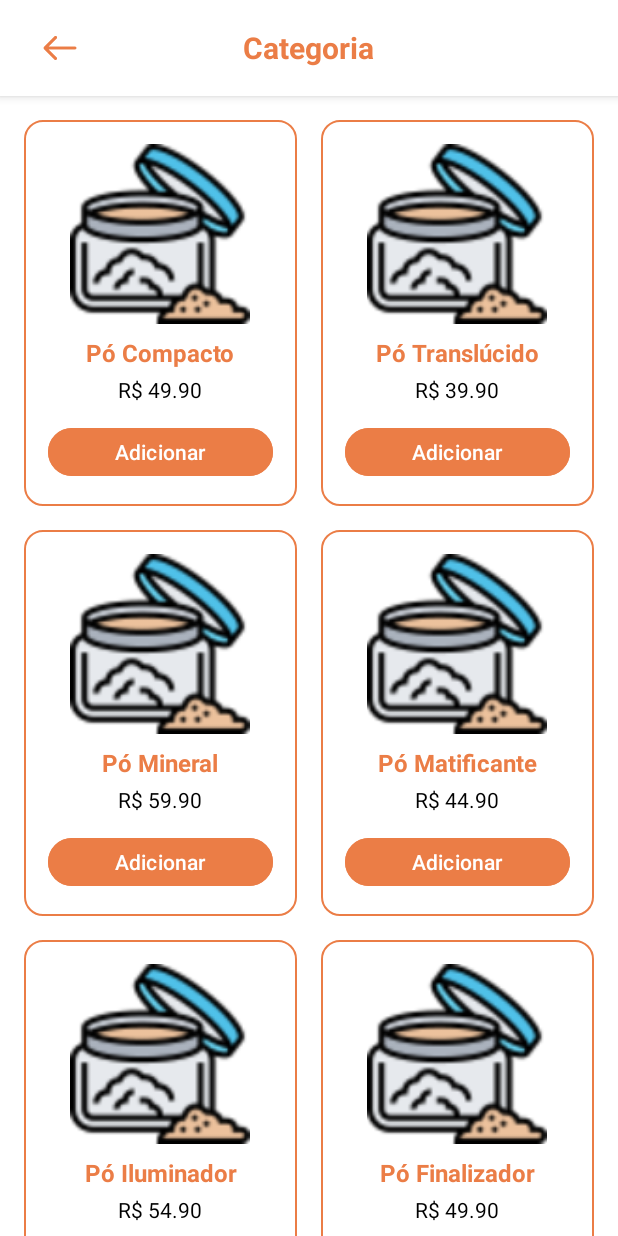
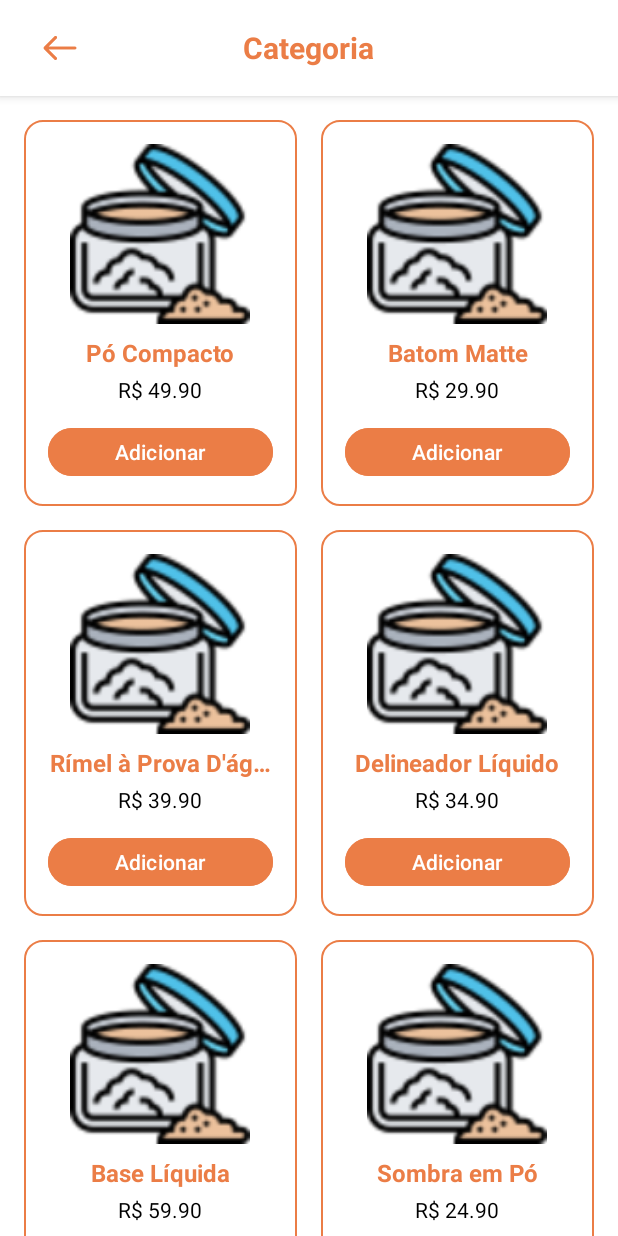
Before and after one commit to HianySilva/GlowUp-Mobile, an Android app: the CategoryActivity screen opened directly, with no data from a screen before it, on a phone screen of 412 x 824 dp. Run offline under Robolectric (Android 15) with nearby library versions, the phone set to English and light mode, and no system bars.

Commit message:
Atualização do Category Activity

```diff
--- a/app/build.gradle.kts
+++ b/app/build.gradle.kts
@@ -47,6 +47,8 @@ dependencies {
     implementation(libs.androidx.activity)
     implementation(libs.androidx.constraintlayout)
     implementation(libs.androidx.recyclerview)
+    implementation ("androidx.appcompat:appcompat:1.6.1")
+    implementation ("androidx.recyclerview:recyclerview:1.3.0")
     testImplementation(libs.junit)
     androidTestImplementation(libs.androidx.junit)
     androidTestImplementation(libs.androidx.espresso.core)
--- a/app/src/main/java/com/example/glowup/CategoryActivity.kt
+++ b/app/src/main/java/com/example/glowup/CategoryActivity.kt
@@ -15,32 +15,29 @@ class CategoryActivity : AppCompatActivity() {
         binding = ActivityCategoryBinding.inflate(layoutInflater)
         setContentView(binding.root)
 
-        // Obter o nome da categoria da intent
         val categoryName = intent.getStringExtra("CATEGORY_NAME") ?: "Categoria"
         binding.tvCategoryTitle.text = categoryName
 
-        // Configurar botão de voltar
-        binding.btnBack.setOnClickListener {
-            finish()
-        }
+        binding.btnBack.setOnClickListener { finish() }
 
-        // Configurar RecyclerView com produtos da categoria
         setupRecyclerView(categoryName)
     }
 
     private fun setupRecyclerView(categoryName: String) {
-        // Lista de produtos da categoria (exemplo)
         val products = listOf(
             Product(name = "Pó Compacto", price = 49.90, imageRes = R.drawable.placeholder),
-            Product(name = "Pó Translúcido", price = 39.90, imageRes = R.drawable.placeholder),
-            Product(name = "Pó Mineral", price = 59.90, imageRes = R.drawable.placeholder),
-            Product(name = "Pó Matificante", price = 44.90, imageRes = R.drawable.placeholder),
-            Product(name = "Pó Iluminador", price = 54.90, imageRes = R.drawable.placeholder),
-            Product(name = "Pó Finalizador", price = 49.90, imageRes = R.drawable.placeholder)
+            Product(name = "Batom Matte", price = 29.90, imageRes = R.drawable.placeholder),
+            Product(name = "Rímel à Prova D'água", price = 39.90, imageRes = R.drawable.placeholder),
+            Product(name = "Delineador Líquido", price = 34.90, imageRes = R.drawable.placeholder),
+            Product(name = "Base Líquida", price = 59.90, imageRes = R.drawable.placeholder),
+            Product(name = "Sombra em Pó", price = 24.90, imageRes = R.drawable.placeholder),
+            Product(name = "Gloss Labial", price = 19.90, imageRes = R.drawable.placeholder),
+            Product(name = "Corretivo", price = 29.90, imageRes = R.drawable.placeholder)
         )
 
         val adapter = ProductAdapter(products) { product ->
-            Toast.makeText(this, "${product.name} adicionado ao carrinho", Toast.LENGTH_SHORT).show()
+            // Callback quando clicar no botão "Adicionar ao carrinho"
+            Toast.makeText(this, "Adicionado: ${product.name}", Toast.LENGTH_SHORT).show()
         }
 
         binding.rvProducts.layoutManager = GridLayoutManager(this, 2)
```
